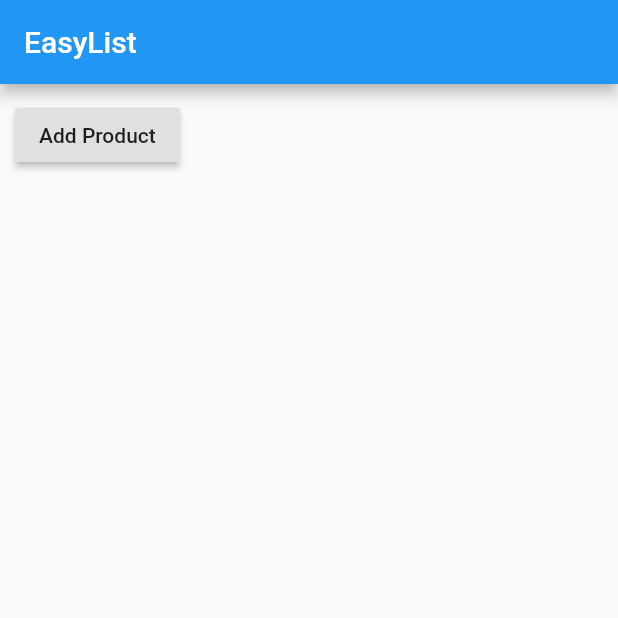
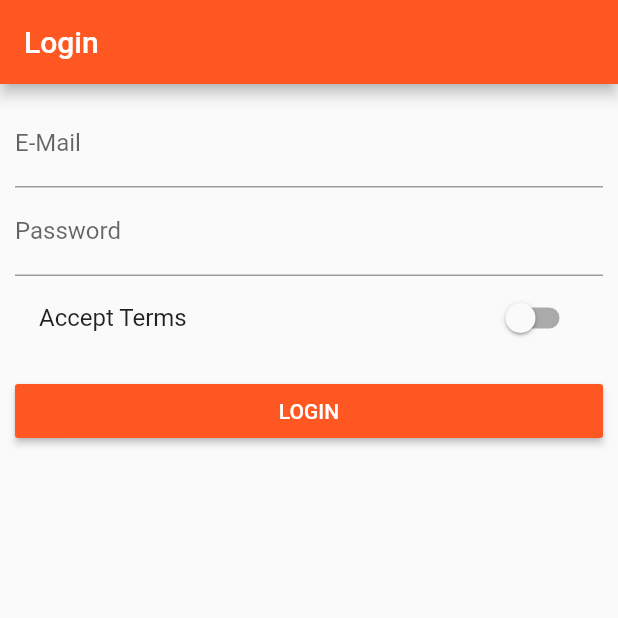
Before and after one commit to chgibb/hello-flutter, a Flutter app: the screen it shows after launch, on a phone screen of 412 x 824 dp, the top half of it. Run offline on Flutter 3.47's test engine with Material 2 defaults, Android fonts, the phone set to English and light mode, and no system bars.

Commit message:
next step

```diff
--- a/lib/main.dart
+++ b/lib/main.dart
@@ -1,6 +1,17 @@
 import 'package:flutter/material.dart';
+// import 'package:flutter/rendering.dart';
 
-void main() => runApp(MyApp());
+import './pages/auth.dart';
+import './pages/products_admin.dart';
+import './pages/products.dart';
+import './pages/product.dart';
+
+void main() {
+  // debugPaintSizeEnabled = true;
+  // debugPaintBaselinesEnabled = true;
+  // debugPaintPointersEnabled = true;
+  runApp(MyApp());
+}
 
 class MyApp extends StatefulWidget {
   @override
@@ -10,44 +21,54 @@ class MyApp extends StatefulWidget {
 }
 
 class _MyAppState extends State<MyApp> {
-  List<String> _products = [];
+  List<Map<String, dynamic>> _products = [];
+
+  void _addProduct(Map<String, dynamic> product) {
+    setState(() {
+      _products.add(product);
+    });
+    print(_products);
+  }
+
+  void _deleteProduct(int index) {
+    setState(() {
+      _products.removeAt(index);
+    });
+  }
 
   @override
   Widget build(BuildContext context) {
     return MaterialApp(
-        home: Scaffold(
-            appBar: AppBar(title: Text("EasyList")),
-            body: Column(children: [
-              Container(
-                  margin: EdgeInsets.all(10.0),
-                  child: RaisedButton(
-                      onPressed: () {
-                        if (_products.length < 2) {
-                          this.setState(() {
-                            _products.add("item "+(_products.length + 1).toString());
-                          });
-                        }
-                      },
-                      child: Text("Add Product"))),
-              Column(
-                  children: _products.length > 0
-                      ? _products
-                          .map((el) => Card(
-                                  child: Column(
-                                children: <Widget>[
-                                  Image.asset("assets/food.jpg"),
-                                  Text(el)
-                                ],
-                              )))
-                          .toList()
-                      : []),
-              /*  Card(
-                  child: Column(
-                children: <Widget>[
-                  Image.asset("assets/food.jpg"),
-                  Text("Food Paradise")
-                ],
-              ))*/
-            ])));
+      // debugShowMaterialGrid: true,
+      theme: ThemeData(
+          brightness: Brightness.light,
+          primarySwatch: Colors.deepOrange,
+          accentColor: Colors.deepPurple),
+      // home: AuthPage(),
+      routes: {
+        '/': (BuildContext context) => AuthPage(),
+        '/products': (BuildContext context) => ProductsPage(_products),
+        '/admin': (BuildContext context) =>
+            ProductsAdminPage(_addProduct, _deleteProduct),
+      },
+      onGenerateRoute: (RouteSettings settings) {
+        final List<String> pathElements = settings.name.split('/');
+        if (pathElements[0] != '') {
+          return null;
+        }
+        if (pathElements[1] == 'product') {
+          final int index = int.parse(pathElements[2]);
+          return MaterialPageRoute<bool>(
+            builder: (BuildContext context) => ProductPage(
+                _products[index]['title'], _products[index]['image']),
+          );
+        }
+        return null;
+      },
+      onUnknownRoute: (RouteSettings settings) {
+        return MaterialPageRoute(
+            builder: (BuildContext context) => ProductsPage(_products));
+      },
+    );
   }
 }
--- /dev/null
+++ b/lib/pages/auth.dart
@@ -0,0 +1,70 @@
+import 'package:flutter/material.dart';
+
+class AuthPage extends StatefulWidget {
+  @override
+  State<StatefulWidget> createState() {
+    return _AuthPageState();
+  }
+}
+
+class _AuthPageState extends State<AuthPage> {
+  String _emailValue;
+  String _passwordValue;
+  bool _acceptTerms = false;
+
+  @override
+  Widget build(BuildContext context) {
+    return Scaffold(
+      appBar: AppBar(
+        title: Text('Login'),
+      ),
+      body: Container(
+        margin: EdgeInsets.all(10.0),
+        child: ListView(
+          children: <Widget>[
+            TextField(
+              decoration: InputDecoration(labelText: 'E-Mail'),
+              keyboardType: TextInputType.emailAddress,
+              onChanged: (String value) {
+                setState(() {
+                  _emailValue = value;
+                });
+              },
+            ),
+            TextField(
+              decoration: InputDecoration(labelText: 'Password'),
+              obscureText: true,
+              onChanged: (String value) {
+                setState(() {
+                  _passwordValue = value;
+                });
+              },
+            ),
+            SwitchListTile(
+              value: _acceptTerms,
+              onChanged: (bool value) {
+                setState(() {
+                  _acceptTerms = value;
+                });
+              },
+              title: Text('Accept Terms'),
+            ),
+            SizedBox(
+              height: 10.0,
+            ),
+            RaisedButton(
+              color: Theme.of(context).primaryColor,
+              textColor: Colors.white,
+              child: Text('LOGIN'),
+              onPressed: () {
+                print(_emailValue);
+                print(_passwordValue);
+                Navigator.pushReplacementNamed(context, '/products');
+              },
+            ),
+          ],
+        ),
+      ),
+    );
+  }
+}
```
Also changed, not shown: lib/pages/product.dart (added, +70 -0 lines), lib/pages/product_create.dart (added, +73 -0 lines), lib/pages/product_list.dart (added, +10 -0 lines), lib/pages/products.dart (added, +35 -0 lines), lib/pages/products_admin.dart (added, +54 -0 lines), lib/product_manager.dart (added, +17 -0 lines), lib/products.dart (added, +51 -0 lines), pubspec.yaml (+6 -24 lines), README.txt (added).
